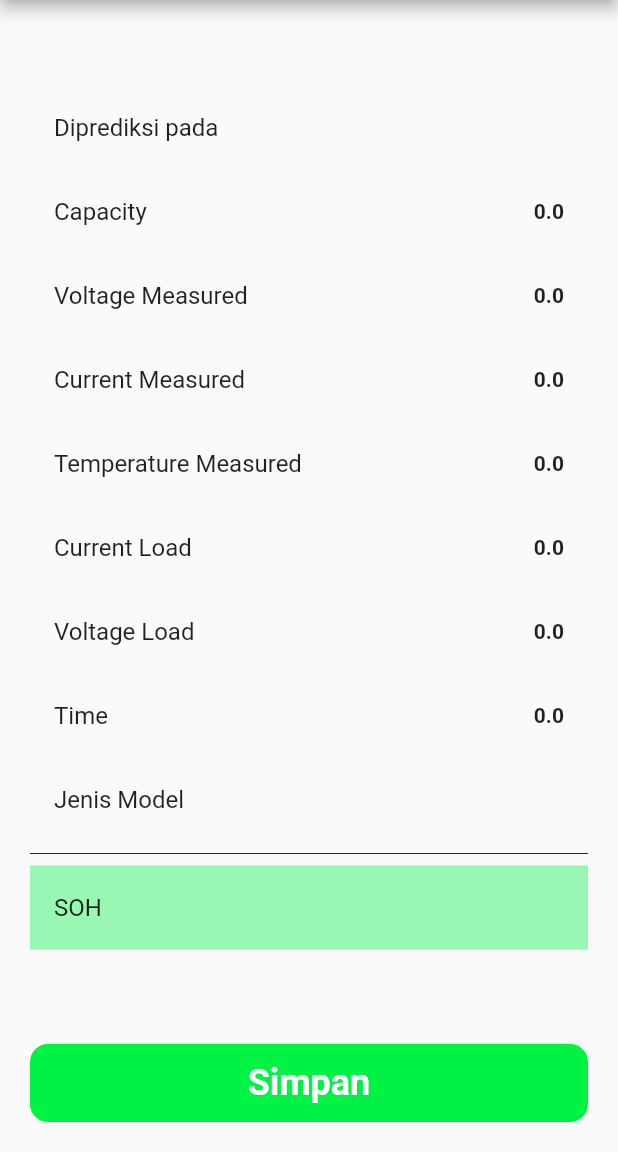
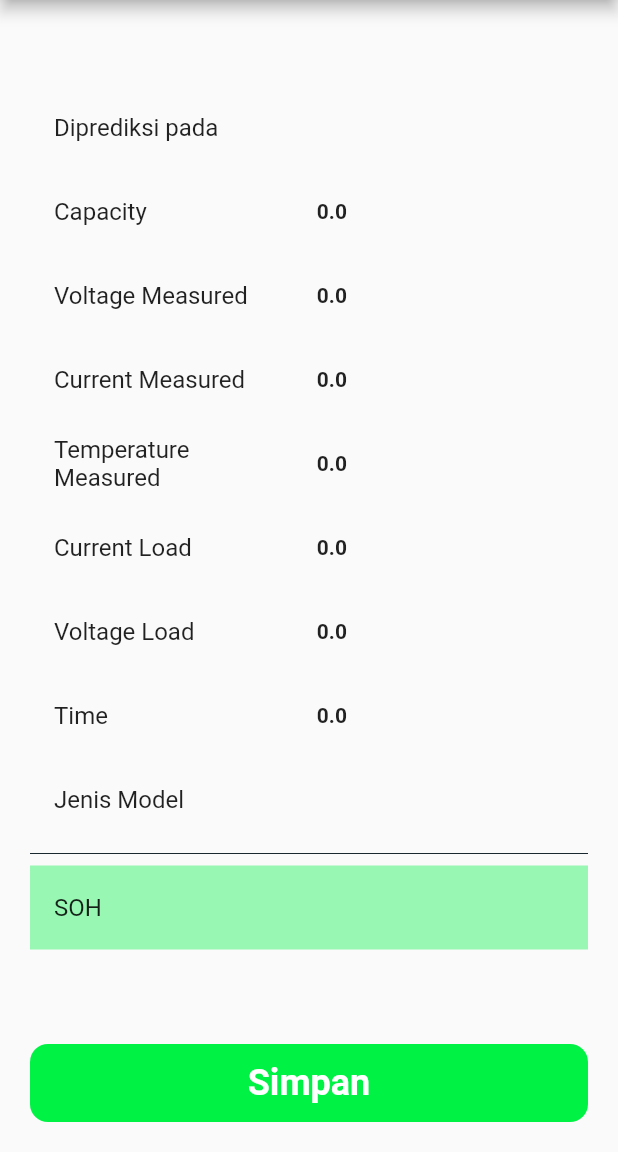
Before and after one commit to anjarmath/powersense, a Flutter app: the DetailScreen screen opened directly with empty values, on a phone screen of 412 x 824 dp, the part 84-1236 px from its top. Run offline on Flutter 3.47's test engine with Material 2 defaults, Android fonts, the phone set to English and light mode, and no system bars; our stand-ins replace connectivity_plus, flutter_dotenv, flutter_riverpod, flutter_secure_storage, flutter_svg, fpdart and 2 more; accounts and stored records are empty; Roboto replaces fonts that are missing (SF-Pro-Display).

```diff
--- a/mobile/lib/view/provider/model_provider.dart
+++ b/mobile/lib/view/provider/model_provider.dart
@@ -37,7 +37,7 @@ class ModelStateNotifier extends StateNotifier<SavedModel> {
   void updateTime() {
     DateTime now = DateTime.now();
     state = state.copyWith(
-      time: DateFormat('yyyy-MM-dd').format(now),
+      time: DateFormat('dd-MM-yyyy HH:mm:ss').format(now),
     );
   }
 }
--- a/mobile/lib/view/screen/detail_screen.dart
+++ b/mobile/lib/view/screen/detail_screen.dart
@@ -292,11 +292,17 @@ class PowerListTile extends StatelessWidget {
     return Container(
       color: isMain ? PowerColor.primary.withAlpha(100) : Colors.transparent,
       child: ListTile(
-        title: Text(title),
-        trailing: Text(
-          trailingValue,
-          style: const TextStyle(
-            fontWeight: FontWeight.bold,
+        title: SizedBox(
+          width: MediaQuery.of(context).size.width * .5,
+          child: Text(title),
+        ),
+        trailing: SizedBox(
+          width: MediaQuery.of(context).size.width * .4,
+          child: Text(
+            trailingValue,
+            style: const TextStyle(
+              fontWeight: FontWeight.bold,
+            ),
           ),
         ),
       ),
```
Also changed, not shown: mobile/lib/view_model/source/secure_storage_impl.dart (+4 -6 lines), 8 other files.
